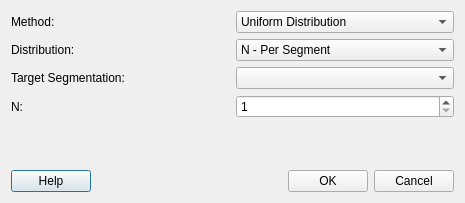
FilmColors/VIAN, file qt_ui/DialogAutoScreenshot.ui: the form before one commit.
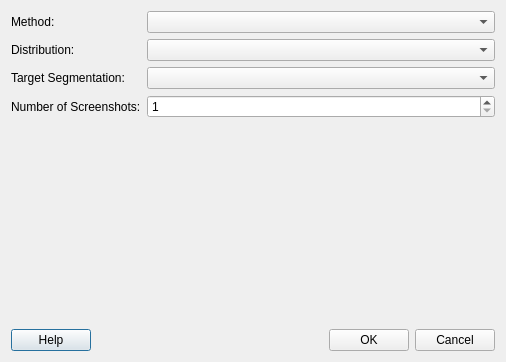
The form after the commit.

Commit message: AutoScreenshot Dialog

```diff
--- a/qt_ui/DialogAutoScreenshot.ui
+++ b/qt_ui/DialogAutoScreenshot.ui
@@ -6,8 +6,8 @@
    <rect>
     <x>0</x>
     <y>0</y>
-    <width>465</width>
-    <height>203</height>
+    <width>506</width>
+    <height>362</height>
    </rect>
   </property>
   <property name="windowTitle">
@@ -15,84 +15,45 @@
   </property>
   <layout class="QVBoxLayout" name="verticalLayout">
    <item>
-    <layout class="QHBoxLayout" name="horizontalLayout">
-     <item>
+    <layout class="QFormLayout" name="formLayout">
+     <item row="0" column="0">
       <widget class="QLabel" name="label">
        <property name="text">
         <string>Method:</string>
        </property>
       </widget>
      </item>
-     <item>
-      <widget class="QComboBox" name="comboBox_Method">
-       <item>
-        <property name="text">
-         <string>Uniform Distribution</string>
-        </property>
-       </item>
-       <item>
-        <property name="text">
-         <string>Most Informative</string>
-        </property>
-       </item>
-      </widget>
+     <item row="0" column="1">
+      <widget class="QComboBox" name="comboBox_Method"/>
      </item>
-    </layout>
-   </item>
-   <item>
-    <layout class="QHBoxLayout" name="horizontalLayout_2">
-     <item>
+     <item row="1" column="0">
       <widget class="QLabel" name="label_2">
        <property name="text">
         <string>Distribution:</string>
        </property>
       </widget>
      </item>
-     <item>
-      <widget class="QComboBox" name="comboBox_Distribution">
-       <item>
-        <property name="text">
-         <string>N - Per Segment</string>
-        </property>
-       </item>
-       <item>
-        <property name="text">
-         <string>N - Complete</string>
-        </property>
-       </item>
-       <item>
-        <property name="text">
-         <string>Every N-th Frame</string>
-        </property>
-       </item>
-      </widget>
+     <item row="1" column="1">
+      <widget class="QComboBox" name="comboBox_Distribution"/>
      </item>
-    </layout>
-   </item>
-   <item>
-    <layout class="QHBoxLayout" name="horizontalLayout_5">
-     <item>
+     <item row="2" column="0">
       <widget class="QLabel" name="label_4">
        <property name="text">
         <string>Target Segmentation:</string>
        </property>
       </widget>
      </item>
-     <item>
+     <item row="2" column="1">
       <widget class="QComboBox" name="comboBox_Target"/>
      </item>
-    </layout>
-   </item>
-   <item>
-    <layout class="QHBoxLayout" name="horizontalLayout_3">
-     <item>
+     <item row="3" column="0">
       <widget class="QLabel" name="label_3">
        <property name="text">
-        <string>N:</string>
+        <string>Number of Screenshots:</string>
        </property>
       </widget>
      </item>
-     <item>
+     <item row="3" column="1">
       <widget class="QSpinBox" name="spinBox_N">
        <property name="minimum">
         <number>1</number>
```
The commit also changes 1 other file.
